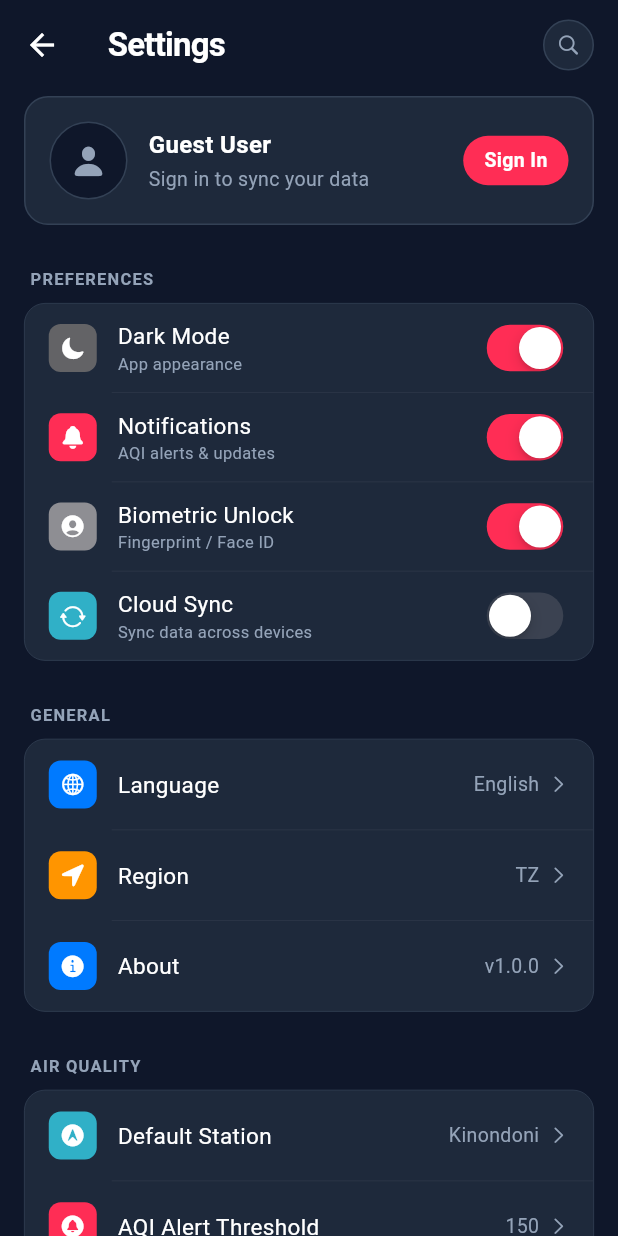
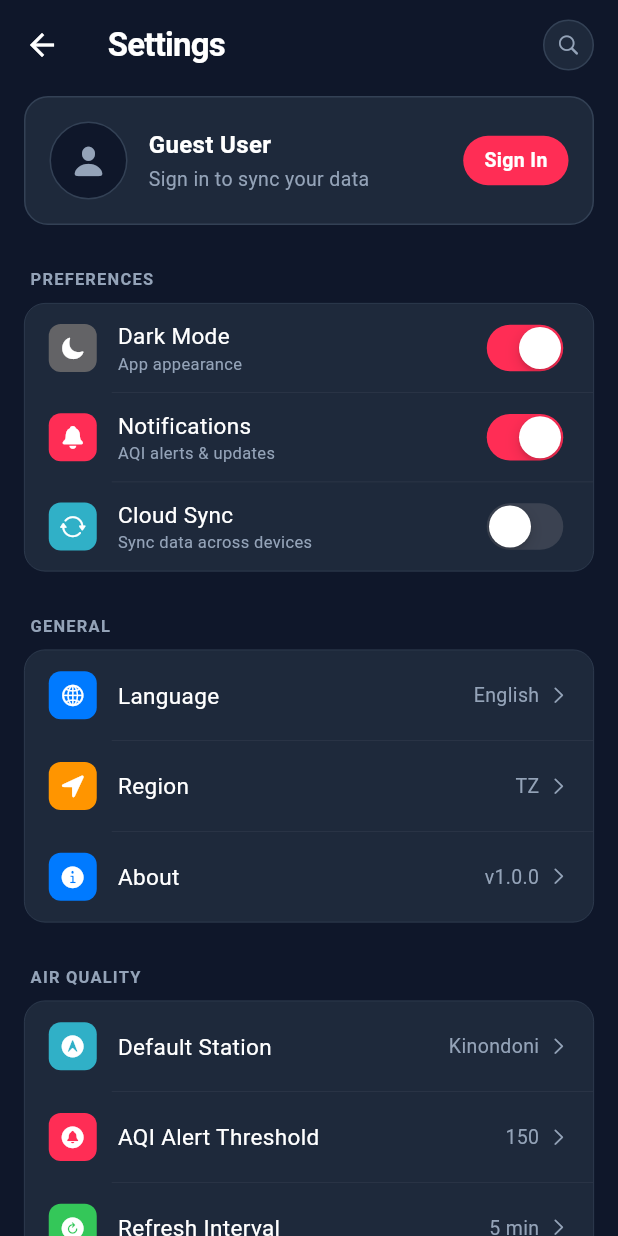
Before and after one commit to Samiahamad37/AIR-QUALITIY-MOBILE-BASED, a Flutter app: the SettingsScreen screen opened directly, on a phone screen of 412 x 824 dp. Run offline on Flutter 3.47's test engine with Material 3 defaults, Android fonts, the phone set to English and light mode, and no system bars; our stand-ins replace fl_chart, flutter_map, latlong2, shared_preferences; accounts and stored records are empty; network calls fail; Roboto replaces fonts that are missing (SF Pro Display).

Commit message:
removing un used featyres

```diff
--- a/frontend/lib/setting.dart
+++ b/frontend/lib/setting.dart
@@ -29,7 +29,7 @@ const _accent = Color(0xFFFF2D55);
 
 class _Local extends ChangeNotifier {
   bool notifications      = true;
-  bool biometric          = true;
+  // bool biometric          = true;
   bool cloudSync          = false;
   String region           = 'TZ';
   String station          = 'Kinondoni';
@@ -38,7 +38,7 @@ class _Local extends ChangeNotifier {
 
   void toggle(String k, bool v) {
     if (k == 'notifications') notifications = v;
-    if (k == 'biometric')     biometric     = v;
+    // if (k == 'biometric')     biometric     = v;
     if (k == 'cloudSync')     cloudSync     = v;
     notifyListeners();
   }
@@ -134,17 +134,17 @@ class _SettingsScreenState extends State<SettingsScreen> {
                             _snack(ctx, v ? AppLocalizations.of(ctx)!.settingsNotifOn : AppLocalizations.of(ctx)!.settingsNotifOff);
                           },
                         ),
-                        _Toggle(ctx: ctx,
-                          icon: CupertinoIcons.person_crop_circle_fill,
-                          iconBg: const Color(0xFF8E8E93),
-                          label: AppLocalizations.of(ctx)!.settingsBiometric,
-                          sub: AppLocalizations.of(ctx)!.settingsBiometricSub,
-                          value: _local.biometric,
-                          onChanged: (v) {
-                            _local.toggle('biometric', v);
-                            _snack(ctx, v ? AppLocalizations.of(ctx)!.settingsBiometricOn : AppLocalizations.of(ctx)!.settingsBiometricOff);
-                          },
-                        ),
+                        // _Toggle(ctx: ctx,
+                        //   icon: CupertinoIcons.person_crop_circle_fill,
+                        //   iconBg: const Color(0xFF8E8E93),
+                        //   label: AppLocalizations.of(ctx)!.settingsBiometric,
+                        //   sub: AppLocalizations.of(ctx)!.settingsBiometricSub,
+                        //   value: _local.biometric,
+                        //   onChanged: (v) {
+                        //     _local.toggle('biometric', v);
+                        //     _snack(ctx, v ? AppLocalizations.of(ctx)!.settingsBiometricOn : AppLocalizations.of(ctx)!.settingsBiometricOff);
+                        //   },
+                        // ),
                         _Toggle(ctx: ctx,
                           icon: CupertinoIcons.arrow_2_circlepath,
                           iconBg: const Color(0xFF30B0C7),
@@ -168,13 +168,11 @@ class _SettingsScreenState extends State<SettingsScreen> {
                           icon: CupertinoIcons.globe,
                           iconBg: const Color(0xFF007AFF),
                           label: AppLocalizations.of(ctx)!.settingsLanguage,
-                          // Shows global value
                           value: global.language,
                           onTap: () => _pick(ctx,
                             title: AppLocalizations.of(ctx)!.settingsLanguage,
                             options: const ['English', 'Kiswahili'],
                             current: global.language,
-                            //  Writes to global, MaterialApp rebuilds
                             onSelect: (v) {
                               global.setLanguage(v);
                               _snack(ctx, AppLocalizations.of(ctx)!.settingsLanguageSelected(v));
```
